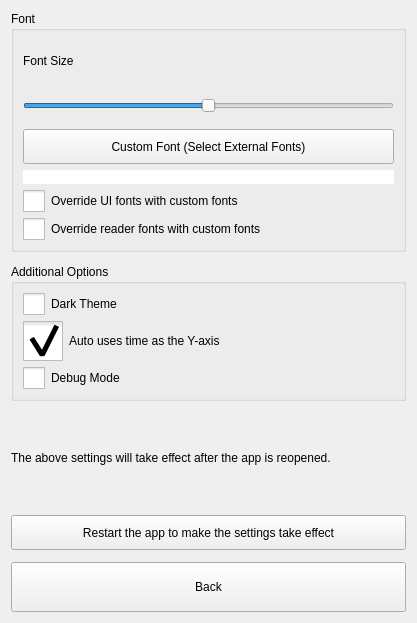
The window that src/Preferences.ui (ic005k/Knot-Legacy) describes before a commit, drawn with Qt 5.
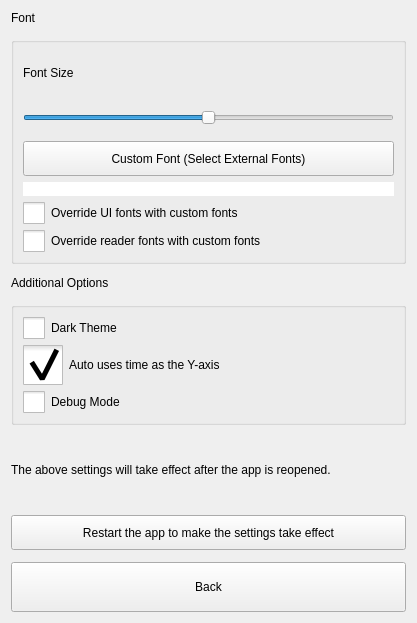
The same window after the commit. Icons and pictures are not drawn.

```diff
--- a/src/Preferences.ui
+++ b/src/Preferences.ui
@@ -18,10 +18,23 @@
     <number>12</number>
    </property>
    <item>
-    <widget class="QGroupBox" name="gboxFont">
-     <property name="title">
+    <widget class="QLabel" name="label">
+     <property name="sizePolicy">
+      <sizepolicy hsizetype="Preferred" vsizetype="Fixed">
+       <horstretch>0</horstretch>
+       <verstretch>0</verstretch>
+      </sizepolicy>
+     </property>
+     <property name="text">
       <string>Font</string>
      </property>
+    </widget>
+   </item>
+   <item>
+    <widget class="QGroupBox" name="gboxFont">
+     <property name="title">
+      <string/>
+     </property>
      <layout class="QVBoxLayout" name="verticalLayout">
       <item>
        <widget class="QLabel" name="lblFontSize">
@@ -146,9 +159,22 @@
     </widget>
    </item>
    <item>
-    <widget class="QGroupBox" name="gboxAdditional">
-     <property name="title">
+    <widget class="QLabel" name="label_2">
+     <property name="sizePolicy">
+      <sizepolicy hsizetype="Preferred" vsizetype="Fixed">
+       <horstretch>0</horstretch>
+       <verstretch>0</verstretch>
+      </sizepolicy>
+     </property>
+     <property name="text">
       <string>Additional Options</string>
+     </property>
+    </widget>
+   </item>
+   <item>
+    <widget class="QGroupBox" name="gboxAdditional">
+     <property name="title">
+      <string/>
      </property>
      <layout class="QVBoxLayout" name="verticalLayout_3">
       <item>
```
